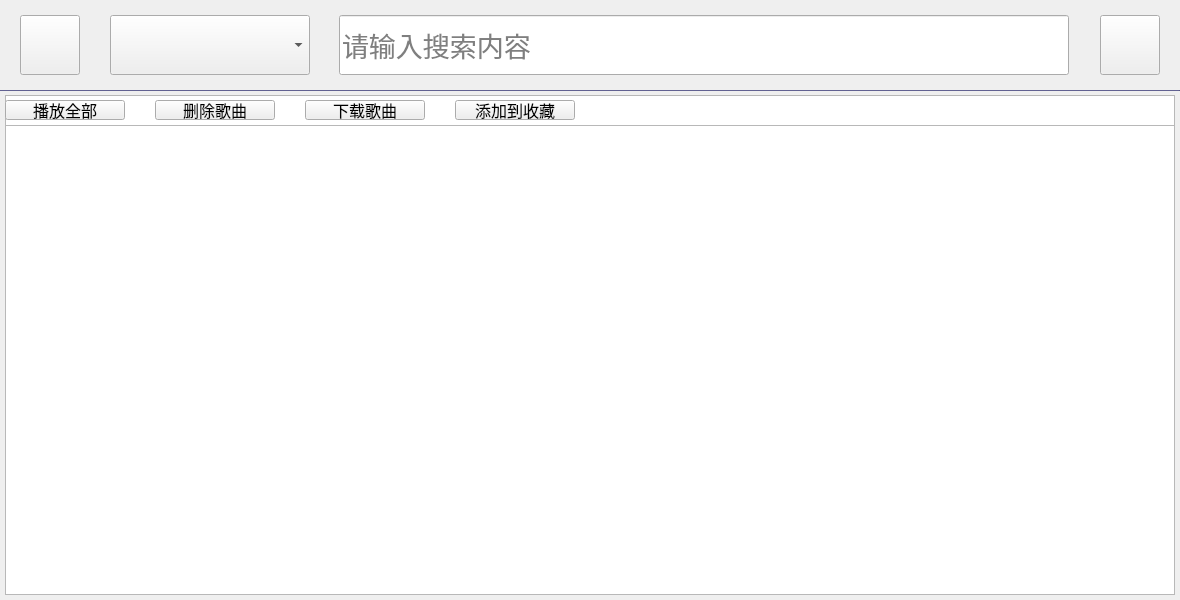
First picture: the form in search.ui, repository ZZHENJIE/ZMBOX, before the edit.
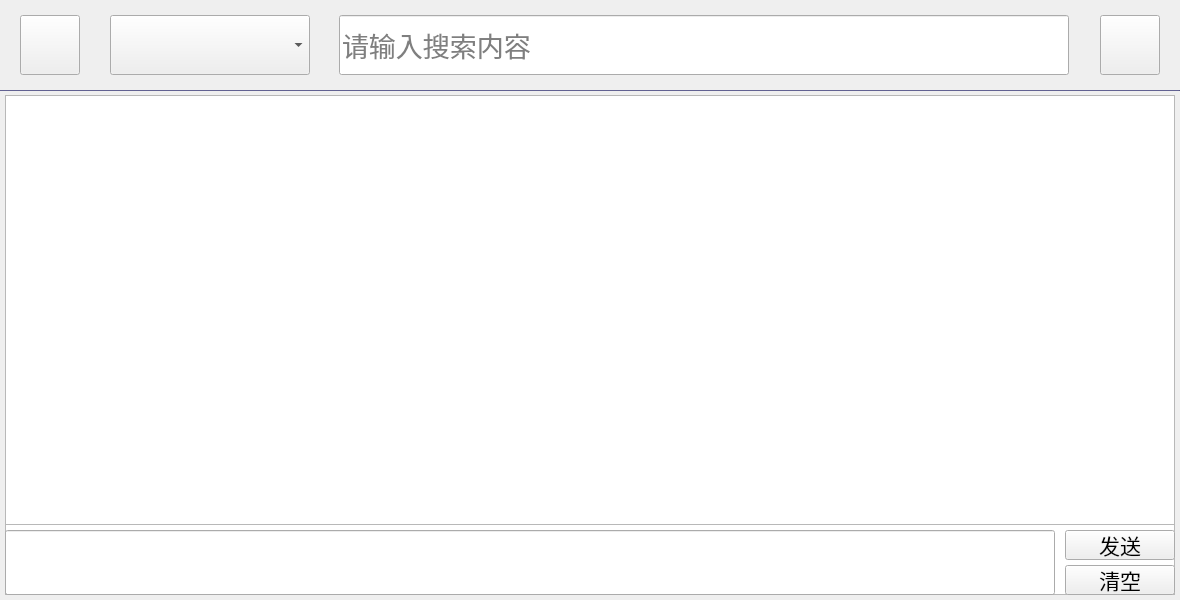
Second picture: the form after the edit. Icons and pictures are not drawn.

The edit to the form file:
```diff
--- a/search.ui
+++ b/search.ui
@@ -648,11 +648,89 @@
     </property>
    </widget>
   </widget>
+  <widget class="QWidget" name="Chat_Room" native="true">
+   <property name="geometry">
+    <rect>
+     <x>5</x>
+     <y>95</y>
+     <width>1170</width>
+     <height>500</height>
+    </rect>
+   </property>
+   <widget class="QListWidget" name="Message">
+    <property name="geometry">
+     <rect>
+      <x>0</x>
+      <y>0</y>
+      <width>1170</width>
+      <height>430</height>
+     </rect>
+    </property>
+   </widget>
+   <widget class="QPushButton" name="Send">
+    <property name="geometry">
+     <rect>
+      <x>1060</x>
+      <y>435</y>
+      <width>110</width>
+      <height>30</height>
+     </rect>
+    </property>
+    <property name="font">
+     <font>
+      <family>楷体</family>
+      <pointsize>16</pointsize>
+     </font>
+    </property>
+    <property name="text">
+     <string>发送</string>
+    </property>
+   </widget>
+   <widget class="QLineEdit" name="Input">
+    <property name="geometry">
+     <rect>
+      <x>0</x>
+      <y>435</y>
+      <width>1050</width>
+      <height>65</height>
+     </rect>
+    </property>
+    <property name="font">
+     <font>
+      <family>楷体</family>
+      <pointsize>20</pointsize>
+     </font>
+    </property>
+    <property name="inputMask">
+     <string/>
+    </property>
+   </widget>
+   <widget class="QPushButton" name="Clear">
+    <property name="geometry">
+     <rect>
+      <x>1060</x>
+      <y>470</y>
+      <width>110</width>
+      <height>30</height>
+     </rect>
+    </property>
+    <property name="font">
+     <font>
+      <family>楷体</family>
+      <pointsize>16</pointsize>
+     </font>
+    </property>
+    <property name="text">
+     <string>清空</string>
+    </property>
+   </widget>
+  </widget>
   <zorder>Music_List</zorder>
   <zorder>Search</zorder>
   <zorder>line</zorder>
   <zorder>EverDayMusic</zorder>
   <zorder>Play_Like</zorder>
+  <zorder>Chat_Room</zorder>
  </widget>
  <resources>
   <include location="Resources.qrc"/>
```
